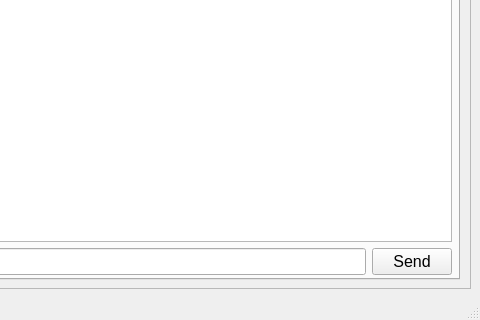
S-c-r-a-t-c-h-y/coding-projects, file Python/Networking/Messages Network/UI version/app.ui: the form before one commit; both pictures show x 520 to 1000 and y 480 to 800 of the 1000 by 800 pixel window.
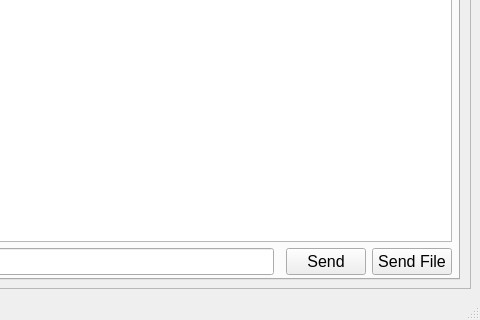
The form after the commit. The open tabs and pages were chosen to show the change.

What changed in the file:
```diff
--- a/Python/Networking/Messages Network/UI version/app.ui
+++ b/Python/Networking/Messages Network/UI version/app.ui
@@ -626,7 +626,7 @@
           </rect>
          </property>
          <layout class="QGridLayout" name="chat_layout">
-          <item row="2" column="1">
+          <item row="2" column="2">
            <widget class="QPushButton" name="chat_send_button">
             <property name="font">
              <font>
@@ -656,7 +656,19 @@
             </property>
            </widget>
           </item>
-          <item row="1" column="0" colspan="2">
+          <item row="2" column="3">
+           <widget class="QPushButton" name="chat_send_files_button">
+            <property name="font">
+             <font>
+              <pointsize>12</pointsize>
+             </font>
+            </property>
+            <property name="text">
+             <string notr="true">Send File</string>
+            </property>
+           </widget>
+          </item>
+          <item row="1" column="0" colspan="4">
            <widget class="QTextBrowser" name="chat_browser">
             <property name="font">
              <font>
```
Left out of the diff: 11 changed lines with no effect on the pictures.
